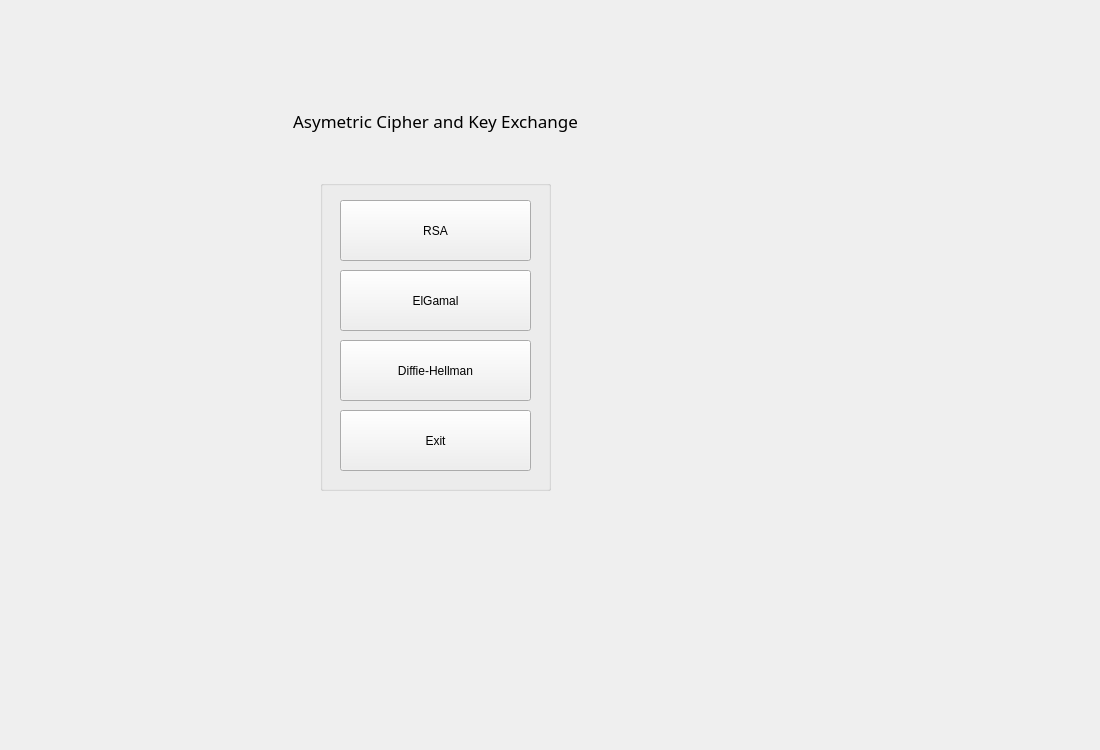
First picture: the form in src/view/main_window.ui, repository mzunanalfikri/public-key-cryptography-implementation, before the edit.
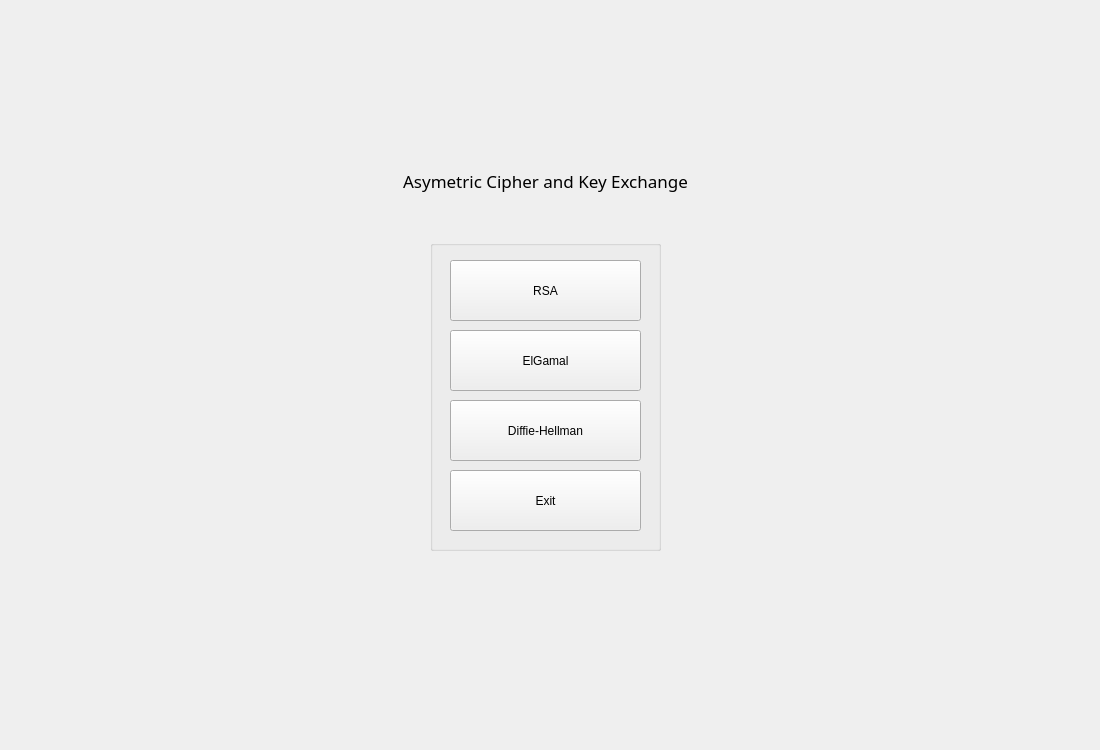
Second picture: the form after the edit.

Commit message: Move main menu to the center of mainwindow

Diff of the .ui file:
```diff
--- a/src/view/main_window.ui
+++ b/src/view/main_window.ui
@@ -27,8 +27,8 @@
      <widget class="QLabel" name="mainTitle">
       <property name="geometry">
        <rect>
-        <x>230</x>
-        <y>100</y>
+        <x>340</x>
+        <y>160</y>
         <width>411</width>
         <height>41</height>
        </rect>
@@ -52,8 +52,8 @@
      <widget class="QGroupBox" name="mainMenuGroup">
       <property name="geometry">
        <rect>
-        <x>320</x>
-        <y>180</y>
+        <x>430</x>
+        <y>240</y>
         <width>231</width>
         <height>311</height>
        </rect>
```
